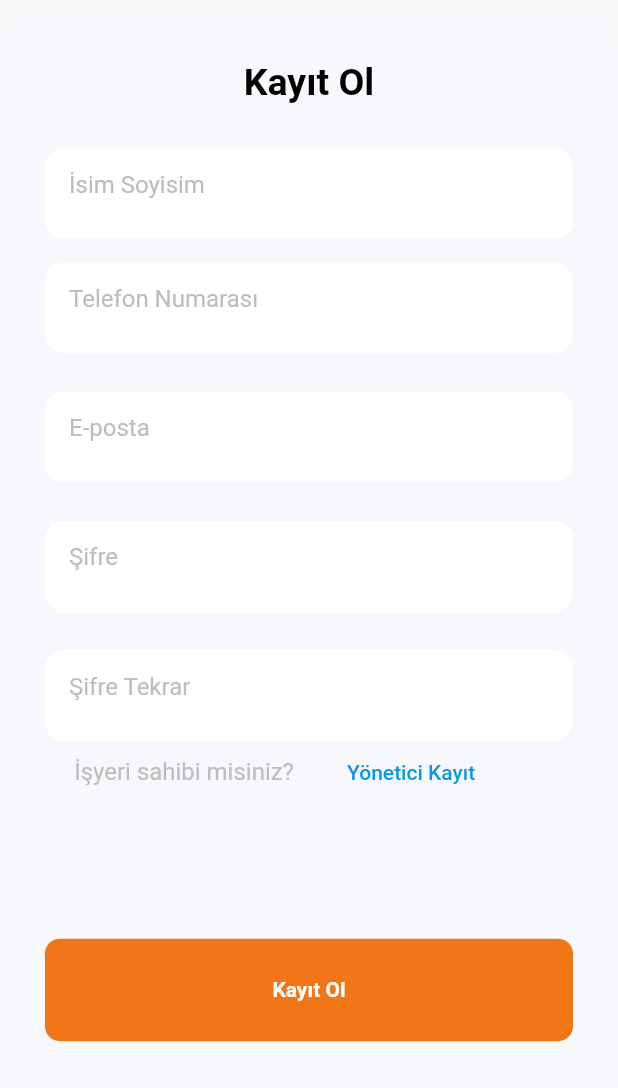
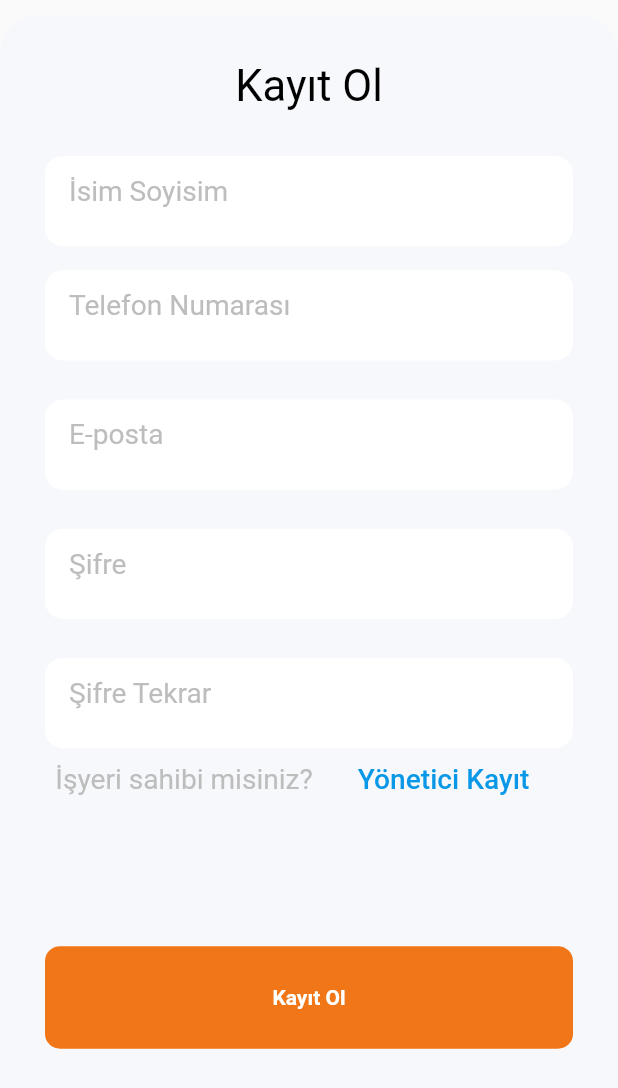
Before and after one commit to Hamiyet-Ozdemir/CafeApp, a Flutter app: the RegisterState screen opened directly, on a phone screen of 412 x 824 dp. Shown: the top 1088 px of the screen. Run offline on Flutter 3.47's test engine with Material 2 defaults, Android fonts, the phone set to English and light mode, and no system bars; our stand-ins replace cloud_firestore, firebase_core, flutter_svg, google_fonts, image_picker, simple_animations; missing offline and left inert: easy_folder_picker; accounts and stored records are empty; project files that could hold a hidden picture were left out.

Commit message:
-enesinki eklendi

```diff
--- a/lib/Pages/Admin/LoginPage/LoginPage.dart
+++ b/lib/Pages/Admin/LoginPage/LoginPage.dart
@@ -1,10 +1,18 @@
-import 'package:cafeapp/Pages/Admin/AdminSignUpPage/AdminSignUpView.dart';
+import 'package:cloud_firestore/cloud_firestore.dart';
 import 'package:flutter/cupertino.dart';
 import 'package:flutter/material.dart';
 
 class RegisterState extends StatelessWidget {
+  String nameSurname="";
+  String phoneNumber="";
+  String email="";
+  String password="";
+
+  CollectionReference users= FirebaseFirestore.instance.collection('user');
   @override
   Widget build(BuildContext context) {
+
+
     return Scaffold(
         body: SingleChildScrollView(
       child: Container(
@@ -36,8 +44,7 @@ class RegisterState extends StatelessWidget {
                                 "Kayıt Ol",
                                 style: TextStyle(
                                   color: Colors.black,
-                                  fontSize: 25,
-                                  fontWeight: FontWeight.bold,
+                                  fontSize: 29.03,
                                 ),
                               ),
                             ),
@@ -51,11 +58,15 @@ class RegisterState extends StatelessWidget {
                                 borderRadius:
                                     BorderRadius.all(Radius.circular(12))),
                             child: TextField(
+                              onChanged: (value){
+                                nameSurname=value;
+                              },
                               decoration: InputDecoration(
                                   border: InputBorder.none,
                                   hintText: "İsim Soyisim",
                                   hintStyle: TextStyle(
-                                      color: Colors.grey[400], fontSize: 16)),
+                                      color: Colors.grey[400],
+                                      fontSize: 18.75)),
                             ),
                           ),
                           Container(
@@ -67,11 +78,15 @@ class RegisterState extends StatelessWidget {
                                 borderRadius:
                                     BorderRadius.all(Radius.circular(12))),
                             child: TextField(
+                              onChanged: (value){
+                                phoneNumber=value;
+                              },
                               decoration: InputDecoration(
                                   border: InputBorder.none,
                                   hintText: "Telefon Numarası",
                                   hintStyle: TextStyle(
-                                      color: Colors.grey[400], fontSize: 16)),
+                                      color: Colors.grey[400],
+                                      fontSize: 18.75)),
                             ),
                           ),
                           Container(
@@ -83,11 +98,15 @@ class RegisterState extends StatelessWidget {
                                 borderRadius:
                                     BorderRadius.all(Radius.circular(12))),
                             child: TextField(
+                              onChanged: (value){
+                                email=value;
+                              },
                               decoration: InputDecoration(
                                   border: InputBorder.none,
                                   hintText: "E-posta",
                                   hintStyle: TextStyle(
-                                      color: Colors.grey[400], fontSize: 16)),
+                                      color: Colors.grey[400],
+                                      fontSize: 18.75)),
                             ),
                           ),
                           Container(
@@ -99,12 +118,16 @@ class RegisterState extends StatelessWidget {
                                 borderRadius:
                                     BorderRadius.all(Radius.circular(12))),
                             child: TextField(
+                              onChanged: (value){
+                                password=value;
+                              },
                               obscureText: true,
                               decoration: InputDecoration(
                                   border: InputBorder.none,
                                   hintText: "Şifre",
                                   hintStyle: TextStyle(
-                                      color: Colors.grey[400], fontSize: 16)),
+                                      color: Colors.grey[400],
+                                      fontSize: 18.75)),
                             ),
                           ),
                           Container(
@@ -121,7 +144,8 @@ class RegisterState extends StatelessWidget {
                                   border: InputBorder.none,
                                   hintText: "Şifre Tekrar",
                                   hintStyle: TextStyle(
-                                      color: Colors.grey[400], fontSize: 16)),
+                                      color: Colors.grey[400],
+                                      fontSize: 18.75)),
                             ),
                           ),
                           Container(
@@ -137,47 +161,43 @@ class RegisterState extends StatelessWidget {
                                         "İşyeri sahibi misiniz?",
                                         style: TextStyle(
                                           color: Colors.grey[400],
-                                          fontSize: 16,
+                                          fontSize: 18.75,
                                         ),
                                       ),
                                     ),
                                   ),
                                 ),
                                Align(
-                                  child: GestureDetector(
-                            onTap: () {
-                              Navigator.push(
-                                context,
-                                MaterialPageRoute(
-                                  builder: (context) => AdminSignUpPageState(),
-                                ),
-                              );
-                            },
                                  child: Container(
-                                      margin: EdgeInsets.only(right: 10),
+                                    width:
+                                        MediaQuery.of(context).size.width * 0.39,
                                     height: 22,
                                     child: Align(
                                       child: FlatButton(
-                                          onPressed: () {   Navigator.push(
-                                        context,
-                                        MaterialPageRoute(
-                                          builder: (context) => AdminSignUpPageState(),
-                                        ),
-                                      );},
+                                        onPressed: () {},
                                         child: Text(
                                           'Yönetici Kayıt',
                                           style: TextStyle(
                                               color: Color.fromRGBO(
                                                   8, 152, 231, 1),
-                                                fontSize: 14),
+                                              fontSize: 18.75),
                                         ),
                                       ),
                                     )),),
-                                ),
                               ],
                             ),
                           ),
-                          Container(
+                          GestureDetector(
+                            onTap: () async{
+                              await users.add({
+                                'nameSurname': nameSurname,
+                                'mailAddress': email,
+                                'password': password,
+                                'phoneNumber': phoneNumber,
+                                'userPoint': "100",
+                              }).then((value) => print("user added"));
+                            },
+                            child: Container(
                               margin: EdgeInsets.only(top: 100),
                               height: MediaQuery.of(context).size.height * 0.083,
                               alignment: Alignment.bottomCenter,
@@ -194,6 +214,7 @@ class RegisterState extends StatelessWidget {
                                 ),
                               ),
                             ),
+                          )
                         ],
                       ),
                     ),
```
Also changed, not shown: lib/Pages/RegisterPage/RegisterView.dart (+33 -1 lines). Lines whose indentation alone changed are shown as unchanged.
